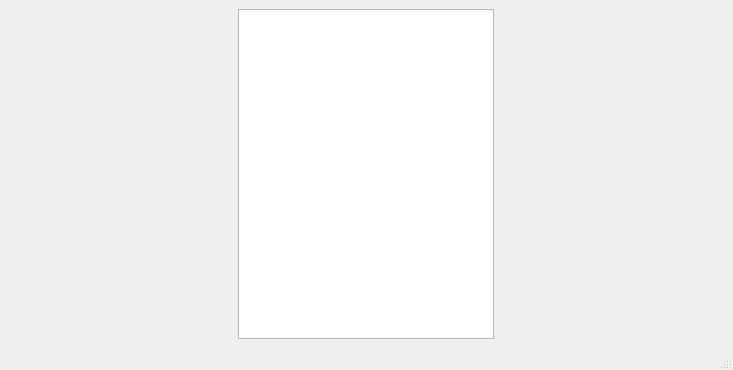
Before: the Qt Designer form TraukinioValdymas/interface.ui in walmis/Traukinys, drawn with Qt 5.
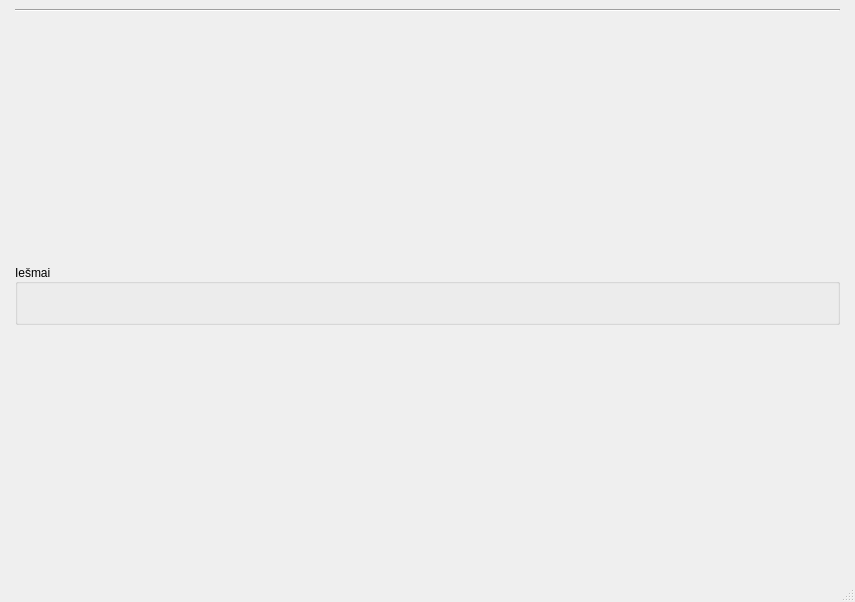
After: the same form once the commit is applied.

Patch:
```diff
--- a/TraukinioValdymas/interface.ui
+++ b/TraukinioValdymas/interface.ui
@@ -6,8 +6,8 @@
    <rect>
     <x>0</x>
     <y>0</y>
-    <width>733</width>
-    <height>370</height>
+    <width>855</width>
+    <height>602</height>
    </rect>
   </property>
   <property name="windowTitle">
@@ -18,18 +18,76 @@
     <bool>true</bool>
    </property>
    <layout class="QHBoxLayout" name="horizontalLayout_2">
+    <property name="spacing">
+     <number>6</number>
+    </property>
     <item>
-     <widget class="QListView" name="listView">
-      <property name="sizePolicy">
-       <sizepolicy hsizetype="Fixed" vsizetype="Expanding">
-        <horstretch>0</horstretch>
-        <verstretch>0</verstretch>
-       </sizepolicy>
+     <layout class="QVBoxLayout" name="verticalLayout_3">
+      <property name="leftMargin">
+       <number>6</number>
       </property>
-     </widget>
-    </item>
-    <item>
-     <layout class="QHBoxLayout" name="traukiniai" stretch=""/>
+      <property name="rightMargin">
+       <number>6</number>
+      </property>
+      <item>
+       <layout class="QHBoxLayout" name="traukiniai">
+        <property name="spacing">
+         <number>16</number>
+        </property>
+        <property name="sizeConstraint">
+         <enum>QLayout::SetDefaultConstraint</enum>
+        </property>
+       </layout>
+      </item>
+      <item>
+       <widget class="Line" name="line">
+        <property name="orientation">
+         <enum>Qt::Horizontal</enum>
+        </property>
+       </widget>
+      </item>
+      <item alignment="Qt::AlignVCenter">
+       <widget class="QGroupBox" name="iesmai_">
+        <property name="sizePolicy">
+         <sizepolicy hsizetype="Preferred" vsizetype="Preferred">
+          <horstretch>0</horstretch>
+          <verstretch>0</verstretch>
+         </sizepolicy>
+        </property>
+        <property name="minimumSize">
+         <size>
+          <width>0</width>
+          <height>0</height>
+         </size>
+        </property>
+        <property name="title">
+         <string>Iešmai</string>
+        </property>
+        <property name="alignment">
+         <set>Qt::AlignLeading|Qt::AlignLeft|Qt::AlignVCenter</set>
+        </property>
+        <layout class="QHBoxLayout" name="horizontalLayout_5">
+         <item>
+          <layout class="QHBoxLayout" name="iesmai">
+           <item>
+            <spacer name="horizontalSpacer">
+             <property name="orientation">
+              <enum>Qt::Horizontal</enum>
+             </property>
+             <property name="sizeHint" stdset="0">
+              <size>
+               <width>40</width>
+               <height>20</height>
+              </size>
+             </property>
+            </spacer>
+           </item>
+          </layout>
+         </item>
+        </layout>
+       </widget>
+      </item>
+     </layout>
     </item>
    </layout>
   </widget>
```
Left out of the diff: 4 changed lines with no effect on the pictures.
